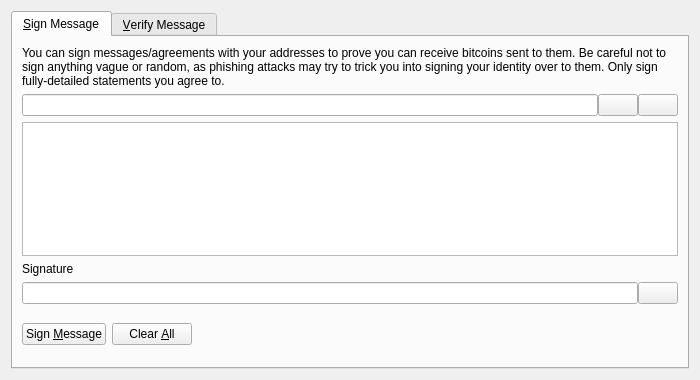
This is src/qt/forms/signverifymessagedialog.ui in adm2018/curium as Qt 5 draws it before an edit. The edited form follows.
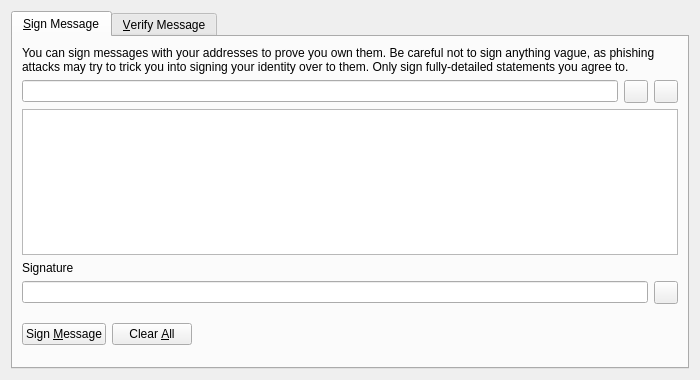
This is the edited form. Icons and pictures are not drawn. Custom widgets are drawn as their Qt base class.

```diff
--- a/src/qt/forms/signverifymessagedialog.ui
+++ b/src/qt/forms/signverifymessagedialog.ui
@@ -30,7 +30,7 @@
        <item>
         <widget class="QLabel" name="infoLabel_SM">
          <property name="text">
-          <string>You can sign messages/agreements with your addresses to prove you can receive bitcoins sent to them. Be careful not to sign anything vague or random, as phishing attacks may try to trick you into signing your identity over to them. Only sign fully-detailed statements you agree to.</string>
+          <string>You can sign messages with your addresses to prove you own them. Be careful not to sign anything vague, as phishing attacks may try to trick you into signing your identity over to them. Only sign fully-detailed statements you agree to.</string>
          </property>
          <property name="textFormat">
           <enum>Qt::PlainText</enum>
@@ -42,9 +42,6 @@
        </item>
        <item>
         <layout class="QHBoxLayout" name="horizontalLayout_1_SM">
-         <property name="spacing">
-          <number>0</number>
-         </property>
          <item>
           <widget class="QValidatedLineEdit" name="addressIn_SM">
            <property name="toolTip">
@@ -53,7 +50,7 @@
           </widget>
          </item>
          <item>
-          <widget class="QPushButton" name="addressBookButton_SM">
+          <widget class="QToolButton" name="addressBookButton_SM">
            <property name="toolTip">
             <string>Choose previously used address</string>
            </property>
@@ -63,13 +60,10 @@
            <property name="shortcut">
             <string>Alt+A</string>
            </property>
-           <property name="autoDefault">
-            <bool>false</bool>
-           </property>
           </widget>
          </item>
          <item>
-          <widget class="QPushButton" name="pasteButton_SM">
+          <widget class="QToolButton" name="pasteButton_SM">
            <property name="toolTip">
             <string>Paste address from clipboard</string>
            </property>
@@ -79,9 +73,6 @@
            <property name="shortcut">
             <string>Alt+P</string>
            </property>
-           <property name="autoDefault">
-            <bool>false</bool>
-           </property>
           </widget>
          </item>
         </layout>
@@ -105,9 +96,6 @@
        </item>
        <item>
         <layout class="QHBoxLayout" name="horizontalLayout_2_SM">
-         <property name="spacing">
-          <number>0</number>
-         </property>
          <item>
           <widget class="QLineEdit" name="signatureOut_SM">
            <property name="font">
@@ -121,15 +109,16 @@
           </widget>
          </item>
          <item>
-          <widget class="QPushButton" name="copySignatureButton_SM">
+          <widget class="QToolButton" name="copySignatureButton_SM">
            <property name="toolTip">
             <string>Copy the current signature to the system clipboard</string>
            </property>
            <property name="text">
             <string/>
            </property>
-           <property name="autoDefault">
-            <bool>false</bool>
+           <property name="icon">
+            <iconset resource="../pivx.qrc">
+             <normaloff>:/icons/editcopy</normaloff>:/icons/editcopy</iconset>
            </property>
           </widget>
          </item>
```
Left out of the diff: 48 changed lines with no effect on the pictures.
